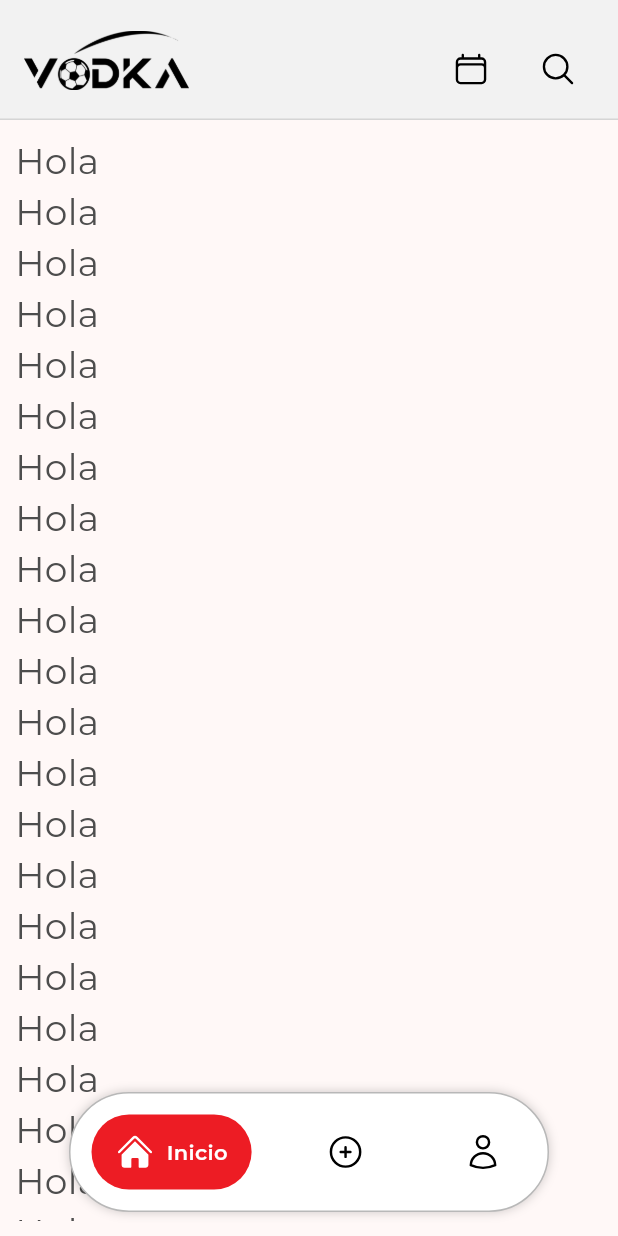
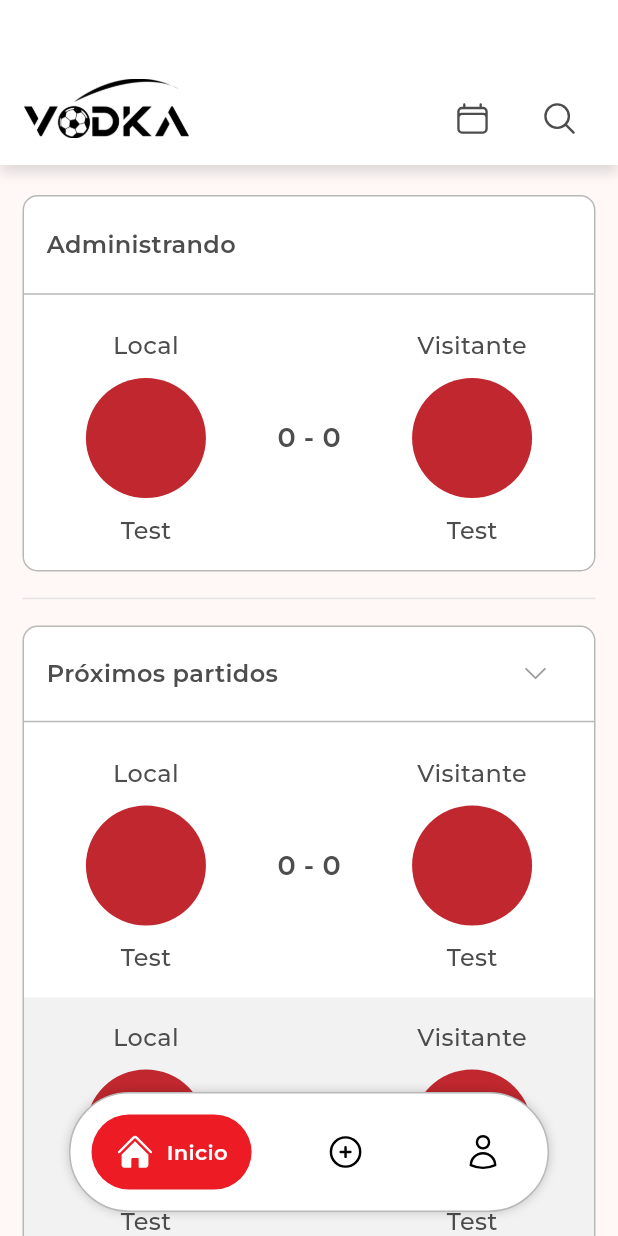
Before and after one commit to NahimBY/vodka_app, a Flutter app: the screen it shows after launch, on a phone screen of 412 x 824 dp. Run offline on Flutter 3.47's test engine with Material 3 defaults, Android fonts, the light colour scheme and no system bars; our stand-ins replace flutter_bloc, go_router, google_fonts, heroicons.

Commit message:
home screen almost finished

```diff
--- a/lib/config/theme/fonts_theme.dart
+++ b/lib/config/theme/fonts_theme.dart
@@ -51,7 +51,37 @@ class AppFonts {
 
   static TextStyle headlineSemibold24 = GoogleFonts.montserrat(
     fontSize: 24,
-    fontWeight: FontWeight.w800,
+    fontWeight: FontWeight.w600,
+    color: AppColors.customBlack,
+  );
+
+  static TextStyle headlineSemibold20 = GoogleFonts.montserrat(
+    fontSize: 20,
+    fontWeight: FontWeight.w600,
+    color: AppColors.customBlack,
+  );
+
+  static TextStyle headlineSemibold18 = GoogleFonts.montserrat(
+    fontSize: 18,
+    fontWeight: FontWeight.w600,
+    color: AppColors.customBlack,
+  );
+
+  static TextStyle headlineSemibold16 = GoogleFonts.montserrat(
+    fontSize: 16,
+    fontWeight: FontWeight.w600,
+    color: AppColors.customBlack,
+  );
+
+  static TextStyle headlineSemibold15 = GoogleFonts.montserrat(
+    fontSize: 15,
+    fontWeight: FontWeight.w600,
+    color: AppColors.customBlack,
+  );
+
+  static TextStyle headlineSemibold14 = GoogleFonts.montserrat(
+    fontSize: 14,
+    fontWeight: FontWeight.w600,
     color: AppColors.customBlack,
   );
 
@@ -61,7 +91,37 @@ class AppFonts {
 
   static TextStyle bodytextMedium24 = GoogleFonts.montserrat(
     fontSize: 24,
-    fontWeight: FontWeight.w400,
+    fontWeight: FontWeight.w500,
+    color: AppColors.customBlack,
+  );
+
+  static TextStyle bodytextMedium20 = GoogleFonts.montserrat(
+    fontSize: 20,
+    fontWeight: FontWeight.w500,
+    color: AppColors.customBlack,
+  );
+
+  static TextStyle bodytextMedium18 = GoogleFonts.montserrat(
+    fontSize: 18,
+    fontWeight: FontWeight.w500,
+    color: AppColors.customBlack,
+  );
+
+  static TextStyle bodytextMedium16 = GoogleFonts.montserrat(
+    fontSize: 16,
+    fontWeight: FontWeight.w500,
+    color: AppColors.customBlack,
+  );
+
+  static TextStyle bodytextMedium15 = GoogleFonts.montserrat(
+    fontSize: 15,
+    fontWeight: FontWeight.w500,
+    color: AppColors.customBlack,
+  );
+
+  static TextStyle bodytextMedium14 = GoogleFonts.montserrat(
+    fontSize: 14,
+    fontWeight: FontWeight.w500,
     color: AppColors.customBlack,
   );
 
@@ -71,6 +131,36 @@ class AppFonts {
 
   static TextStyle bodytextRegular24 = GoogleFonts.montserrat(
     fontSize: 24,
+    fontWeight: FontWeight.normal,
+    color: AppColors.customBlack,
+  );
+
+  static TextStyle bodytextRegular20 = GoogleFonts.montserrat(
+    fontSize: 20,
+    fontWeight: FontWeight.normal,
+    color: AppColors.customBlack,
+  );
+
+  static TextStyle bodytextRegular18 = GoogleFonts.montserrat(
+    fontSize: 18,
+    fontWeight: FontWeight.normal,
+    color: AppColors.customBlack,
+  );
+
+  static TextStyle bodytextRegular16 = GoogleFonts.montserrat(
+    fontSize: 16,
+    fontWeight: FontWeight.normal,
+    color: AppColors.customBlack,
+  );
+
+  static TextStyle bodytextRegular15 = GoogleFonts.montserrat(
+    fontSize: 15,
+    fontWeight: FontWeight.normal,
+    color: AppColors.customBlack,
+  );
+
+  static TextStyle bodytextRegular14 = GoogleFonts.montserrat(
+    fontSize: 14,
     fontWeight: FontWeight.normal,
     color: AppColors.customBlack,
   );
--- a/lib/main.dart
+++ b/lib/main.dart
@@ -52,18 +52,18 @@ class MyApp extends StatelessWidget {
       title: 'Vodka',
       routerConfig: appRouter,
       theme: AppTheme(selectedColor: 0).theme(),
-      builder: (context, child) {
-        return FutureBuilder(
-          future: Future.delayed(Duration(seconds: 5)), // Duración del splash
-          builder: (context, snapshot) {
-            if (snapshot.connectionState == ConnectionState.done) {
-              return child!;
-            } else {
-              return SplashScreen();
-            }
-          },
-        );
-      },
+      // builder: (context, child) {
+      //   return FutureBuilder(
+      //     future: Future.delayed(Duration(seconds: 6)), // Duración del splash
+      //     builder: (context, snapshot) {
+      //       if (snapshot.connectionState == ConnectionState.done) {
+      //         return child!;
+      //       } else {
+      //         return SplashScreen();
+      //       }
+      //     },
+      //   );
+      // },
     );
   }
 }
--- a/lib/presentation/screens/home/home_screen.dart
+++ b/lib/presentation/screens/home/home_screen.dart
@@ -2,6 +2,8 @@ import 'package:flutter/material.dart';
 import 'package:flutter/widgets.dart';
 import 'package:heroicons/heroicons.dart';
 import 'package:vodka_app/config/theme/app_theme.dart';
+import 'package:vodka_app/widgets/shared/custom_appbar.dart';
+import 'package:vodka_app/widgets/shared/match_card.dart';
 
 class HomeScreen extends StatelessWidget {
   static const String name = 'home_screen';
@@ -11,69 +13,122 @@ class HomeScreen extends StatelessWidget {
   @override
   Widget build(BuildContext context) {
     return Scaffold(
-      appBar: AppBar(
-        toolbarHeight: 80,
-        automaticallyImplyLeading: false,
-        title:
-            const SizedBox.shrink(), // Lo reemplazamos por el contenido en flexibleSpace
-        flexibleSpace: Align(
-          alignment: Alignment.bottomCenter,
-          child: Padding(
-            padding: const EdgeInsets.symmetric(horizontal: 16.0, vertical: 10),
-            child: Row(
-              mainAxisAlignment: MainAxisAlignment.spaceBetween,
-              crossAxisAlignment: CrossAxisAlignment.end,
+      // appBar: AppBar(
+      //   toolbarHeight: 80,
+      //   title:
+      //       const SizedBox.shrink(), // Lo reemplazamos por el contenido en flexibleSpace
+      //   flexibleSpace: Align(
+      //     alignment: Alignment.bottomCenter,
+      //     child: Padding(
+      //       padding: const EdgeInsets.symmetric(horizontal: 16, vertical: 10),
+      //       child: Row(
+      //         mainAxisAlignment: MainAxisAlignment.spaceBetween,
+      //         crossAxisAlignment: CrossAxisAlignment.end,
+      //         children: [
+      //           // Tu título (logo)
+      //           Padding(
+      //             padding: const EdgeInsets.only(bottom: 10),
+      //             child: SizedBox(
+      //               width: 110,
+      //               child: Image.asset(
+      //                 'assets/logos/LogoVA.png',
+      //                 color: Colors.black,
+      //               ),
+      //             ),
+      //           ),
+
+      //           // Tus actions alineados también en bottom
+      //           Row(
+      //             crossAxisAlignment: CrossAxisAlignment.end,
+      //             children: [
+      //               IconButton(
+      //                 onPressed: () {},
+      //                 icon: HeroIcon(
+      //                   HeroIcons.calendar,
+      //                   style: HeroIconStyle.outline,
+      //                   color: Colors.black,
+      //                 ),
+      //                 constraints: BoxConstraints(),
+      //               ),
+      //               SizedBox(width: 10),
+      //               IconButton(
+      //                 onPressed: () {},
+      //                 icon: HeroIcon(
+      //                   HeroIcons.magnifyingGlass,
+      //                   style: HeroIconStyle.outline,
+      //                   color: Colors.black,
+      //                 ),
+      //                 constraints: BoxConstraints(),
+      //               ),
+      //             ],
+      //           ),
+      //         ],
+      //       ),
+      //     ),
+      //   ),
+      // ),
+      body: Stack(
         children: [
-                // Tu título (logo)
           Padding(
-                  padding: const EdgeInsets.only(bottom: 10),
-                  child: SizedBox(
-                    width: 110,
-                    child: Image.asset(
-                      'assets/logos/LogoVA.png',
-                      color: Colors.black,
+            padding: const EdgeInsets.only(top: 110),
+            child: SingleChildScrollView(
+              child: Column(
+                children: [
+                  Padding(
+                    padding: const EdgeInsets.only(
+                      left: 15,
+                      right: 15,
+                      top: 20,
+                      bottom: 5,
+                    ),
+                    child: Column(
+                      children: [
+                        MatchCard(
+                          cardTitle: 'Administrando',
+                          collapse: false,
+                          itemCount: 1,
+                        ),
+                      ],
                     ),
                   ),
+                  Padding(
+                    padding: const EdgeInsets.symmetric(horizontal: 15),
+                    child: Column(
+                      children: [
+                        SizedBox(height: 5),
+                        Divider(color: AppColors.stroke2),
+                        SizedBox(height: 5),
+                      ],
                     ),
-
-                // Tus actions alineados también en bottom
-                Row(
-                  crossAxisAlignment: CrossAxisAlignment.end,
+                  ),
+                  Padding(
+                    padding: const EdgeInsets.only(
+                      left: 15,
+                      right: 15,
+                      top: 5,
+                      bottom: 115,
+                    ),
+                    child: Column(
                       children: [
-                    IconButton(
-                      onPressed: () {},
-                      icon: HeroIcon(
-                        HeroIcons.calendar,
-                        style: HeroIconStyle.outline,
-                        color: Colors.black,
-                      ),
-                      constraints: BoxConstraints(),
-                    ),
-                    SizedBox(width: 10),
-                    IconButton(
-                      onPressed: () {},
-                      icon: HeroIcon(
-                        HeroIcons.magnifyingGlass,
-                        style: HeroIconStyle.outline,
-                        color: Colors.black,
-                      ),
-                      constraints: BoxConstraints(),
+                        MatchCard(
+                          cardTitle: 'Próximos partidos',
+                          collapse: true,
+                          itemCount: 10,
                         ),
                       ],
+                    ),
                   ),
                 ],
               ),
             ),
           ),
+          CustomAppBar(
+            logo: true,
+            icon: true,
+            customIcon1: HeroIcon(HeroIcons.calendar),
+            customIcon2: HeroIcon(HeroIcons.magnifyingGlass),
           ),
-      body: Padding(
-        padding: const EdgeInsets.symmetric(horizontal: 10, vertical: 10),
-        child: ListView.builder(
-          itemCount: 400,
-          itemBuilder:
-              (context, index) =>
-                  Text('Hola', style: AppFonts.bodytextRegular24),
-        ),
+        ],
       ),
     );
   }
--- a/lib/presentation/screens/navigation_wrapper.dart
+++ b/lib/presentation/screens/navigation_wrapper.dart
@@ -8,7 +8,7 @@ import 'package:vodka_app/config/theme/app_theme.dart';
 // import 'package:vodka_app/infrastructure/services/refresh_token_service.dart';
 // import 'package:vodka_app/infrastructure/services/token_service.dart';
 import 'package:vodka_app/presentation/screens/screens.dart';
-import 'package:vodka_app/widgets/shared/customNavigationBar.dart';
+import 'package:vodka_app/widgets/shared/custom_navigation_bar.dart';
 import 'package:vodka_app/widgets/shared/show_about_dialog.dart';
 
 class NavigationWrapper extends StatelessWidget {
--- a/lib/presentation/screens/profile/profile_screen.dart
+++ b/lib/presentation/screens/profile/profile_screen.dart
@@ -1,4 +1,7 @@
+import 'package:flutter/material.dart';
 import 'package:flutter/widgets.dart';
+import 'package:heroicons/heroicons.dart';
+import 'package:vodka_app/widgets/shared/custom_appbar.dart';
 
 class ProfileScreen extends StatelessWidget {
   static const String name = 'profile_screen';
@@ -7,6 +10,16 @@ class ProfileScreen extends StatelessWidget {
 
   @override
   Widget build(BuildContext context) {
-    return const Placeholder();
+    return Scaffold(
+      body: Column(
+        children: [
+          CustomAppBar(
+            logo: false,
+            icon: false,
+            appbarTitle: 'Perfil',
+          ),
+        ],
+      ),
+    );
   }
 }
--- /dev/null
+++ b/lib/widgets/shared/custom_appbar.dart
@@ -0,0 +1,96 @@
+import 'package:flutter/material.dart';
+import 'package:heroicons/heroicons.dart';
+import 'package:vodka_app/config/theme/app_theme.dart';
+
+class CustomAppBar extends StatelessWidget {
+  final bool logo;
+  final bool icon;
+  final String? appbarTitle;
+  final HeroIcon? customIcon1;
+  final HeroIcon? customIcon2;
+
+  const CustomAppBar({
+    super.key,
+    this.appbarTitle,
+    required this.logo,
+    required this.icon,
+    this.customIcon1,
+    this.customIcon2,
+  });
+
+  @override
+  Widget build(BuildContext context) {
+    return Container(
+      height: 110,
+      width: double.infinity,
+      decoration: BoxDecoration(
+        color: Colors.white,
+        boxShadow: [
+          BoxShadow(
+            color: Colors.black12,
+            offset: Offset(0, 5),
+            blurRadius: 6,
+          ),
+        ],
+      ),
+      child: Align(
+        alignment: Alignment.bottomLeft,
+        child: Row(
+          mainAxisAlignment: MainAxisAlignment.spaceBetween,
+          children: [
+            logo
+                ? Padding(
+                  padding: const EdgeInsets.symmetric(
+                    horizontal: 16,
+                    vertical: 18,
+                  ),
+                  child: Align(
+                    alignment: Alignment.bottomLeft,
+                    child: SizedBox(
+                      width: 110,
+                      child: Image.asset(
+                        'assets/logos/LogoVA.png',
+                        color: Colors.black,
+                      ),
+                    ),
+                  ),
+                )
+                : Padding(
+                  padding: const EdgeInsets.symmetric(
+                    horizontal: 16,
+                    vertical: 16,
+                  ),
+                  child: Align(
+                    alignment: Alignment.bottomLeft,
+                    child: Text(
+                      appbarTitle ?? '',
+                      style: AppFonts.headlineSemibold20,
+                    ),
+                  ),
+                ),
+            icon
+                ? Padding(
+                  padding: const EdgeInsets.symmetric(
+                    horizontal: 15,
+                    vertical: 7,
+                  ),
+                  child: Align(
+                    alignment: Alignment.bottomRight,
+                    child: Row(
+                      children: [
+                        if (customIcon1 != null)
+                          IconButton(onPressed: () {}, icon: customIcon1!),
+                        SizedBox(width: 10),
+                        if (customIcon2 != null)
+                          IconButton(onPressed: () {}, icon: customIcon2!),
+                      ],
+                    ),
+                  ),
+                )
+                : SizedBox(),
+          ],
+        ),
+      ),
+    );
+  }
+}
--- /dev/null
+++ b/lib/widgets/shared/match_card.dart
@@ -0,0 +1,130 @@
+import 'package:flutter/material.dart';
+import 'package:heroicons/heroicons.dart';
+import 'package:vodka_app/config/theme/app_theme.dart';
+
+class MatchCard extends StatelessWidget {
+  final String cardTitle;
+  final bool collapse;
+  final int itemCount;
+
+  const MatchCard({
+    super.key,
+    required this.cardTitle,
+    required this.collapse,
+    required this.itemCount,
+  });
+
+  @override
+  Widget build(BuildContext context) {
+    return Container(
+      width: double.infinity,
+      decoration: BoxDecoration(
+        color: Colors.white,
+        border: Border.all(color: AppColors.stroke1),
+        borderRadius: BorderRadius.circular(10),
+      ),
+      child: Column(
+        mainAxisAlignment: MainAxisAlignment.start,
+        crossAxisAlignment: CrossAxisAlignment.start,
+        children: [
+          Column(
+            children: [
+              Padding(
+                padding: const EdgeInsets.only(left: 15, right: 15, top: 7),
+                child: Row(
+                  mainAxisAlignment: MainAxisAlignment.spaceBetween,
+                  children: [
+                    Text(cardTitle, style: AppFonts.headlineSemibold16),
+                    collapse
+                        ? IconButton(
+                          onPressed: () {},
+                          icon: HeroIcon(
+                            HeroIcons.chevronDown,
+                            size: 20,
+                            color: AppColors.icon1,
+                          ),
+                        )
+                        : SizedBox(height: 50),
+                  ],
+                ),
+              ),
+              Divider(color: AppColors.stroke1),
+            ],
+          ),
+          ListView.builder(
+            padding: EdgeInsets.zero,
+            shrinkWrap: true,
+            physics: NeverScrollableScrollPhysics(),
+            itemCount: itemCount,
+            itemBuilder: (context, index) {
+              final color =
+                  index % 2 == 0 ? Colors.white : AppColors.bgScreenColor;
+              final isLast = index == itemCount - 1;
+              return MatchSection(bgColor: color, isLast: isLast);
+            },
+          ),
+        ],
+      ),
+    );
+  }
+}
+
+class MatchSection extends StatelessWidget {
+  final Color bgColor;
+  final bool isLast;
+
+  const MatchSection({super.key, required this.bgColor, this.isLast = false});
+
+  @override
+  Widget build(BuildContext context) {
+    return Container(
+      decoration: BoxDecoration(
+        color: bgColor,
+        borderRadius:
+            isLast
+                ? BorderRadius.only(
+                  bottomLeft: Radius.circular(10),
+                  bottomRight: Radius.circular(10),
+                )
+                : null,
+      ),
+      child: Padding(
+        padding: const EdgeInsets.symmetric(vertical: 15, horizontal: 30),
+        child: Row(
+          mainAxisAlignment: MainAxisAlignment.spaceEvenly,
+          children: [
+            Column(
+              children: [
+                Text('Local', style: AppFonts.bodytextMedium16),
+                SizedBox(height: 10),
+                SizedBox(
+                  height: 80,
+                  width: 80,
+                  child: CircleAvatar(backgroundColor: AppColors.customDarkRed),
+                ),
+                SizedBox(height: 10),
+                Text('Test', style: AppFonts.bodytextMedium16),
+              ],
+            ),
+            SizedBox(width: 25),
+            Text('0 - 0', style: AppFonts.headlineSemibold18),
+            SizedBox(width: 25),
+            Column(
+              children: [
+                Text('Visitante', style: AppFonts.bodytextMedium16),
+                SizedBox(height: 10),
+                SizedBox(
+                  height: 80,
+                  width: 80,
+                  child: CircleAvatar(backgroundColor: AppColors.customDarkRed),
+                ),
+                SizedBox(height: 10),
+                Text('Test', style: AppFonts.bodytextMedium16),
+              ],
+            ),
+          ],
+        ),
+      ),
+    );
+  }
+}
--- a/lib/widgets/shared/customAppBar.dart
+++ b/lib/widgets/shared/profile_card.dart
@@ -1,7 +1,7 @@
 import 'package:flutter/material.dart';
 
-class CustomAppBar extends StatelessWidget {
-  const CustomAppBar({super.key});
+class ProfileCard extends StatelessWidget {
+  const ProfileCard({super.key});
 
   @override
   Widget build(BuildContext context) {
```
Also changed, not shown: lib/widgets/shared/custom_navigation_bar.dart (renamed from lib/widgets/shared/customNavigationBar.dart). Lines whose indentation alone changed are shown as unchanged.
